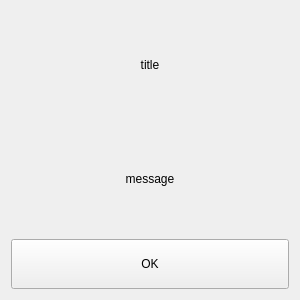
Qt form app/ui/messagebox.ui (diverlin/bmpcompressor) before a commit.
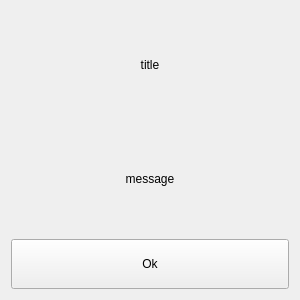
The same form after that commit.

```diff
--- a/app/ui/messagebox.ui
+++ b/app/ui/messagebox.ui
@@ -49,7 +49,7 @@
       </size>
      </property>
      <property name="text">
-      <string>OK</string>
+      <string>Ok</string>
      </property>
     </widget>
    </item>
```
